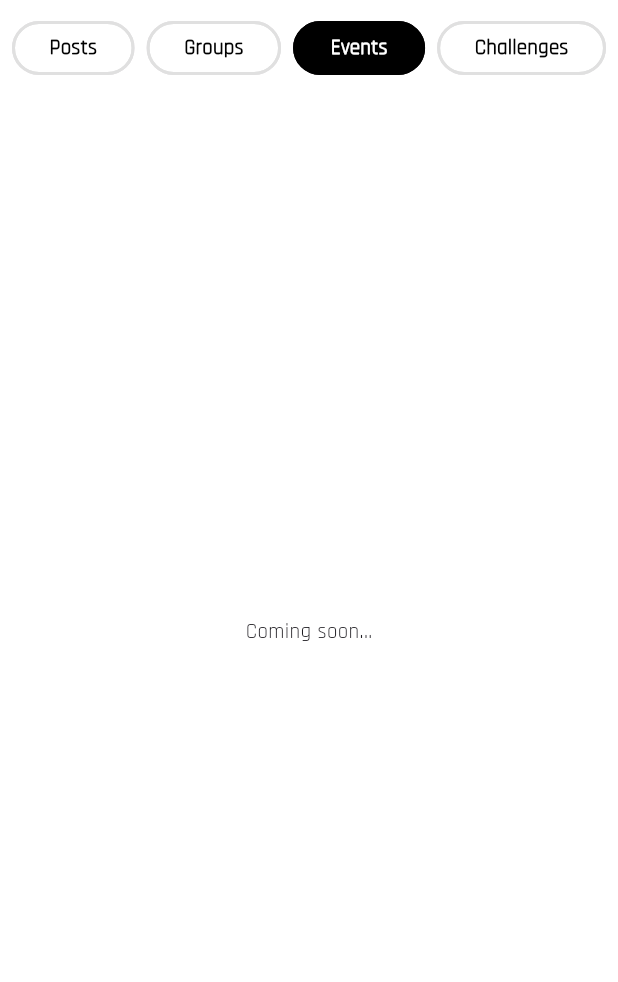
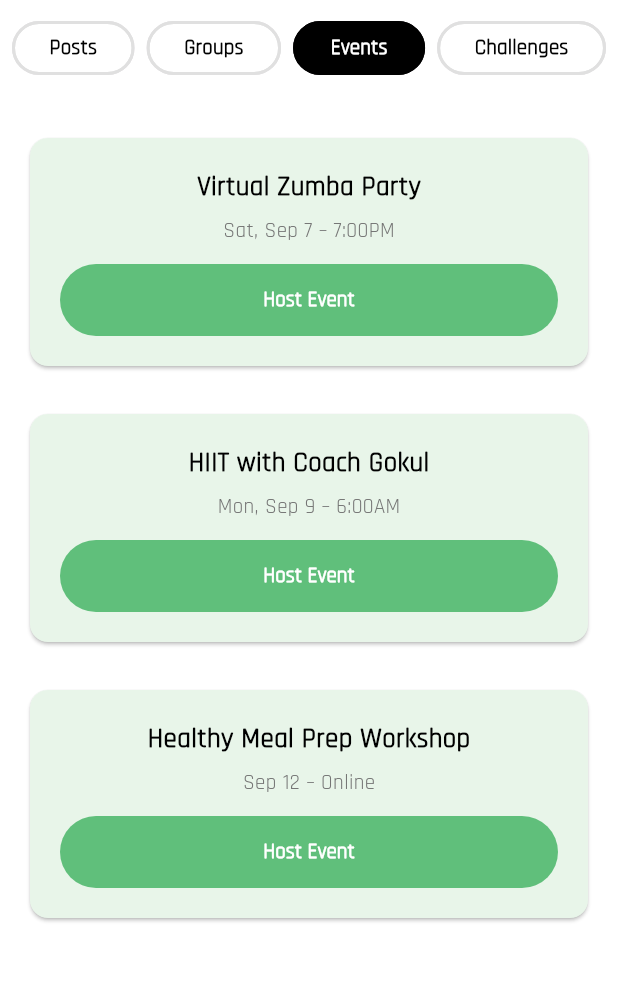
Before and after one commit to Dev-Ninjas-Backup/gokul_ramk, a Flutter app: the CommunityScreen screen opened directly, after a tap on "Posts", after a tap on "Groups", after a tap on "Events", on a phone screen of 412 x 824 dp, the part 72-1054 px from its top. Run offline on Flutter 3.47's test engine with Material 3 defaults, Android fonts, the phone set to English and light mode, and no system bars; our stand-ins replace carousel_slider, country_picker, flutter_calendar_carousel, flutter_easyloading, flutter_screenutil, get and 4 more; missing offline and left inert: country_state_city_pro; accounts and stored records are empty; network calls fail.

Commit message:
Community and Product Updated -challenges -events -add new product -product details

```diff
--- a/lib/core/utils/constants/icon_path.dart
+++ b/lib/core/utils/constants/icon_path.dart
@@ -32,6 +32,5 @@ class IconPath {
   static const String menuIcon = 'assets/icons/menu_icon.png';
 
   static const String shopIcon = 'assets/icons/shop_icon.png';
-
-
+  static const String productSample = 'assets/icons/productSample.png';
 }
--- a/lib/features/trainer/bottom_navbar/screen/custom_navbar.dart
+++ b/lib/features/trainer/bottom_navbar/screen/custom_navbar.dart
@@ -4,6 +4,7 @@ import 'package:gokul_ramk/features/trainer/bookings/my_bookings/screen/my_booki
 import 'package:gokul_ramk/features/trainer/bottom_navbar/controller/navbar_controller.dart';
 import 'package:gokul_ramk/features/trainer/community/posts/screen/posts.dart';
 import 'package:gokul_ramk/features/trainer/my_clients/my_clients_screen/screen/my_clients_screen.dart';
+import 'package:gokul_ramk/features/trainer/profile/add_product/screen/add_product_screen.dart';
 
 import '../../home/home_screen/screen/home_screen.dart';
 import '../../../../core/utils/constants/icon_path.dart';
@@ -20,7 +21,7 @@ class NavBarScreen extends StatelessWidget {
       const MyClientsScreen(),
       const MyBookingsScreen(),
       const CommunityScreen(),
-      const Center(child: Text("Profile Page")),
+      AddProductScreen(),
     ];
 
     final List<String> icons = [
--- /dev/null
+++ b/lib/features/trainer/community/events/controller/event_controller.dart
@@ -0,0 +1,19 @@
+import 'package:get/get.dart';
+
+class EventsController extends GetxController {
+  var events = <Map<String, String>>[].obs;
+
+  @override
+  void onInit() {
+    super.onInit();
+    loadEvents();
+  }
+
+  void loadEvents() {
+    events.value = [
+      {"title": "Virtual Zumba Party", "date": "Sat, Sep 7 – 7:00PM"},
+      {"title": "HIIT with Coach Gokul", "date": "Mon, Sep 9 – 6:00AM"},
+      {"title": "Healthy Meal Prep Workshop", "date": "Sep 12 – Online"},
+    ];
+  }
+}
--- /dev/null
+++ b/lib/features/trainer/community/events/screen/event_screen.dart
@@ -0,0 +1,81 @@
+import 'package:flutter/material.dart';
+import 'package:get/get.dart';
+import 'package:gokul_ramk/core/common/styles/global_text_style.dart';
+
+import '../controller/event_controller.dart';
+
+class EventsScreen extends StatelessWidget {
+  const EventsScreen({super.key});
+
+  @override
+  Widget build(BuildContext context) {
+    final controller = Get.put(EventsController());
+
+    return Obx(() {
+      if (controller.events.isEmpty) {
+        return Center(child: Text("No events available"));
+      }
+
+      return ListView.builder(
+        padding: EdgeInsets.symmetric(horizontal: 20, vertical: 10),
+        itemCount: controller.events.length,
+        itemBuilder: (context, index) {
+          final event = controller.events[index];
+          return Card(
+            color: Colors.green.shade50,
+            shape: RoundedRectangleBorder(
+              borderRadius: BorderRadius.circular(12),
+            ),
+            margin: EdgeInsets.symmetric(vertical: 16),
+            child: Padding(
+              padding: EdgeInsets.all(20),
+              child: Column(
+                crossAxisAlignment: CrossAxisAlignment.start,
+                children: [
+                  Align(
+                    alignment: AlignmentGeometry.center,
+                    child: Text(
+                      event["title"] ?? "",
+                      style: getTextStyle(
+                        fontSize: 18,
+                        fontWeight: FontWeight.bold,
+                      ),
+                    ),
+                  ),
+                  SizedBox(height: 6),
+                  Align(
+                    alignment: AlignmentGeometry.center,
+                    child: Text(
+                      event["date"] ?? "",
+                      style: getTextStyle(
+                        fontSize: 14,
+                        color: Colors.grey.shade600,
+                      ),
+                    ),
+                  ),
+                  SizedBox(height: 12),
+                  Align(
+                    alignment: Alignment.center,
+                    child: ElevatedButton(
+                      onPressed: () {
+                        // Handle host event action
+                      },
+
+                      child: Text(
+                        "Host Event",
+                        style: getTextStyle(
+                          color: Colors.white,
+                          fontWeight: FontWeight.bold,
+                        ),
+                      ),
+                    ),
+                  ),
+                ],
+              ),
+            ),
+          );
+        },
+      );
+    });
+  }
+}
--- a/lib/features/trainer/community/posts/screen/posts.dart
+++ b/lib/features/trainer/community/posts/screen/posts.dart
@@ -2,6 +2,8 @@
 import 'package:flutter/material.dart';
 import 'package:get/get.dart';
 import 'package:gokul_ramk/core/common/styles/global_text_style.dart';
+import 'package:gokul_ramk/features/trainer/community/challenges/screen/challenges_screen.dart';
+import 'package:gokul_ramk/features/trainer/community/events/screen/event_screen.dart';
 
 import '../../../../../core/utils/constants/icon_path.dart';
 import '../../groups/screen/groups_screen.dart';
@@ -80,6 +82,10 @@ class CommunityScreen extends StatelessWidget {
               switch (controller.selectedTab.value) {
                 case 1: // Groups
                   return GroupsTab();
+                case 2:
+                  return EventsScreen();
+                case 3:
+                  return ChallengesScreen();
                 default:
                   return Center(child: Text("Coming soon..."));
               }
```
Also changed, not shown: lib/features/trainer/community/challenges/controller/challenges_controller.dart (added, +19 -0 lines), lib/features/trainer/community/challenges/screen/challenges_screen.dart (added, +72 -0 lines), lib/features/trainer/profile/add_product/controller/add_product_controller.dart (added, +26 -0 lines), lib/features/trainer/profile/add_product/screen/add_product_screen.dart (added, +197 -0 lines), lib/features/trainer/profile/add_product/widgets/product_images_widget.dart (added, +76 -0 lines), lib/features/trainer/profile/product_details/screen/product_details_screen.dart (added, +148 -0 lines), lib/features/trainer/profile/product_details/widgets/statbox.dart (added, +51 -0 lines), assets/images/productSample.png (added).
